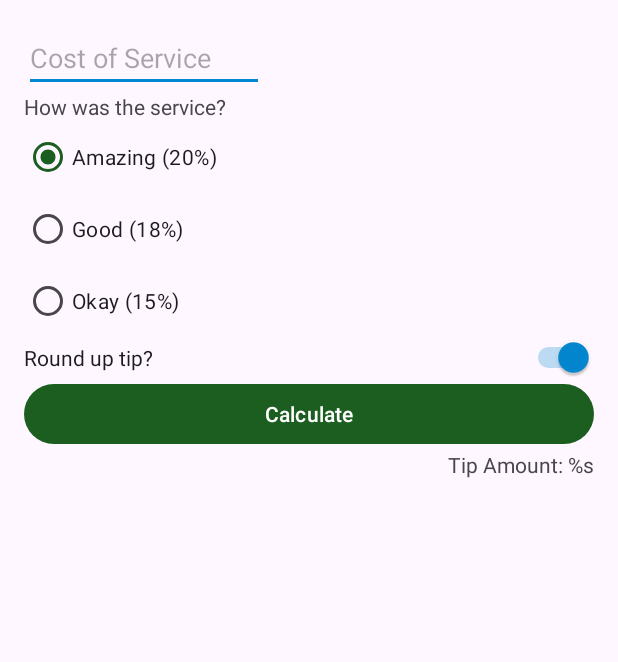
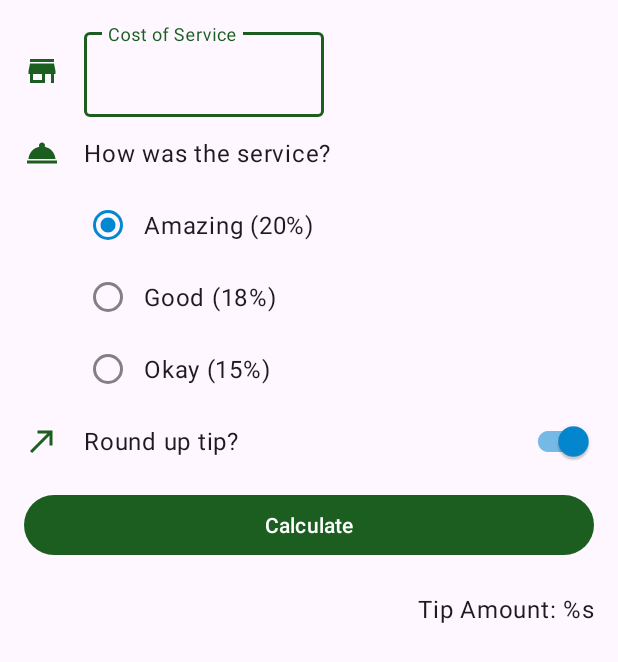
Before and after one commit to KosMarch/tip-time, an Android app: the screen it shows after launch (MainActivity), on a phone screen of 412 x 824 dp. Shown: the top 662 px of the screen. Run offline under Robolectric (Android 15) with nearby library versions, the phone set to English and light mode, and no system bars.

Commit message:
added design (#2)

```diff
--- a/app/build.gradle.kts
+++ b/app/build.gradle.kts
@@ -13,6 +13,7 @@ android {
         targetSdk = 33
         versionCode = 1
         versionName = "1.0"
+        vectorDrawables.useSupportLibrary = true
 
         testInstrumentationRunner = "androidx.test.runner.AndroidJUnitRunner"
     }
--- /dev/null
+++ b/app/src/main/res/drawable/ic_round_up.xml
@@ -0,0 +1,5 @@
+<vector android:autoMirrored="true" android:height="24dp"
+    android:tint="?attr/colorPrimary" android:viewportHeight="24"
+    android:viewportWidth="24" android:width="24dp" xmlns:android="http://schemas.android.com/apk/res/android">
+    <path android:fillColor="@android:color/white" android:pathData="M9,5v2h6.59L4,18.59 5.41,20 17,8.41V15h2V5z"/>
+</vector>
--- /dev/null
+++ b/app/src/main/res/drawable/ic_service.xml
@@ -0,0 +1,5 @@
+<vector android:height="24dp" android:tint="?attr/colorPrimary"
+    android:viewportHeight="24" android:viewportWidth="24"
+    android:width="24dp" xmlns:android="http://schemas.android.com/apk/res/android">
+    <path android:fillColor="@android:color/white" android:pathData="M2,17h20v2L2,19zM13.84,7.79c0.1,-0.24 0.16,-0.51 0.16,-0.79 0,-1.1 -0.9,-2 -2,-2s-2,0.9 -2,2c0,0.28 0.06,0.55 0.16,0.79C6.25,8.6 3.27,11.93 3,16h18c-0.27,-4.07 -3.25,-7.4 -7.16,-8.21z"/>
+</vector>
--- /dev/null
+++ b/app/src/main/res/drawable/ic_store.xml
@@ -0,0 +1,5 @@
+<vector android:height="24dp" android:tint="?attr/colorPrimary"
+    android:viewportHeight="24" android:viewportWidth="24"
+    android:width="24dp" xmlns:android="http://schemas.android.com/apk/res/android">
+    <path android:fillColor="@android:color/white" android:pathData="M20,4L4,4v2h16L20,4zM21,14v-2l-1,-5L4,7l-1,5v2h1v6h10v-6h4v6h2v-6h1zM12,18L6,18v-4h6v4z"/>
+</vector>
--- a/app/src/main/res/layout/activity_main.xml
+++ b/app/src/main/res/layout/activity_main.xml
@@ -1,27 +1,61 @@
 <?xml version="1.0" encoding="utf-8"?>
-<androidx.constraintlayout.widget.ConstraintLayout xmlns:android="http://schemas.android.com/apk/res/android"
+<ScrollView xmlns:android="http://schemas.android.com/apk/res/android"
     xmlns:app="http://schemas.android.com/apk/res-auto"
     xmlns:tools="http://schemas.android.com/tools"
     android:layout_width="match_parent"
-    android:layout_height="match_parent"
+    android:layout_height="match_parent">
+
+    <androidx.constraintlayout.widget.ConstraintLayout
+        android:layout_width="match_parent"
+        android:layout_height="wrap_content"
         android:padding="16dp"
         tools:context=".MainActivity">
 
-    <EditText
+        <ImageView
+            android:id="@+id/icon_cost_of_service"
+            android:layout_width="wrap_content"
+            android:layout_height="wrap_content"
+            android:importantForAccessibility="no"
+            app:layout_constraintBottom_toBottomOf="@+id/cost_of_service"
+            app:layout_constraintStart_toStartOf="parent"
+            app:layout_constraintTop_toTopOf="@+id/cost_of_service"
+            app:srcCompat="@drawable/ic_store" />
+
+        <com.google.android.material.textfield.TextInputLayout
             android:id="@+id/cost_of_service"
             android:layout_width="160dp"
             android:layout_height="wrap_content"
+            android:layout_marginStart="16dp"
             android:hint="@string/cost_of_service"
-        android:inputType="numberDecimal"
+            app:layout_constraintStart_toEndOf="@+id/icon_cost_of_service"
+            app:layout_constraintTop_toTopOf="parent">
+
+            <com.google.android.material.textfield.TextInputEditText
+                android:id="@+id/cost_of_service_edit_text"
+                android:layout_width="match_parent"
+                android:layout_height="wrap_content"
+                android:inputType="numberDecimal" />
+
+        </com.google.android.material.textfield.TextInputLayout>
+
+        <ImageView
+            android:id="@+id/icon_service_question"
+            android:layout_width="wrap_content"
+            android:layout_height="wrap_content"
+            android:importantForAccessibility="no"
+            app:layout_constraintBottom_toBottomOf="@id/service_question"
             app:layout_constraintStart_toStartOf="parent"
-        app:layout_constraintTop_toTopOf="parent" />
+            app:layout_constraintTop_toTopOf="@id/service_question"
+            app:srcCompat="@drawable/ic_service" />
 
         <TextView
             android:id="@+id/service_question"
+            style="@style/Widget.TipTime.TextView"
             android:layout_width="wrap_content"
             android:layout_height="wrap_content"
+            android:layout_marginStart="16dp"
             android:text="@string/how_was_the_service"
-        app:layout_constraintStart_toStartOf="parent"
+            app:layout_constraintStart_toEndOf="@+id/icon_service_question"
             app:layout_constraintTop_toBottomOf="@id/cost_of_service" />
 
         <RadioGroup
@@ -30,7 +64,7 @@
             android:layout_height="wrap_content"
             android:checkedButton="@id/option_twenty_percent"
             android:orientation="vertical"
-        app:layout_constraintStart_toStartOf="parent"
+            app:layout_constraintStart_toStartOf="@+id/service_question"
             app:layout_constraintTop_toBottomOf="@id/service_question">
 
             <RadioButton
@@ -53,20 +87,32 @@
 
         </RadioGroup>
 
-    <Switch
+        <ImageView
+            android:id="@+id/icon_round_up"
+            android:layout_width="wrap_content"
+            android:layout_height="wrap_content"
+            android:importantForAccessibility="no"
+            app:layout_constraintBottom_toBottomOf="@+id/round_up_switch"
+            app:layout_constraintStart_toStartOf="parent"
+            app:layout_constraintTop_toTopOf="@+id/round_up_switch"
+            app:srcCompat="@drawable/ic_round_up" />
+
+        <com.google.android.material.switchmaterial.SwitchMaterial
             android:id="@+id/round_up_switch"
             android:layout_width="0dp"
             android:layout_height="wrap_content"
+            android:layout_marginStart="16dp"
             android:checked="true"
             android:text="@string/round_up_tip"
             app:layout_constraintEnd_toEndOf="parent"
-        app:layout_constraintStart_toStartOf="@id/tip_options"
+            app:layout_constraintStart_toEndOf="@+id/icon_round_up"
             app:layout_constraintTop_toBottomOf="@id/tip_options" />
 
         <Button
             android:id="@+id/calculate_button"
             android:layout_width="0dp"
             android:layout_height="wrap_content"
+            android:layout_marginTop="8dp"
             android:text="@string/calculate"
             app:layout_constraintEnd_toEndOf="parent"
             app:layout_constraintStart_toStartOf="parent"
@@ -74,11 +120,15 @@
 
         <TextView
             android:id="@+id/tip_result"
+            style="@style/Widget.TipTime.TextView"
             android:layout_width="wrap_content"
             android:layout_height="wrap_content"
+            android:layout_marginTop="8dp"
             android:text="@string/tip_amount"
-        tools:text="Tip Amount: $10"
             app:layout_constraintEnd_toEndOf="parent"
-        app:layout_constraintTop_toBottomOf="@id/calculate_button" />
+            app:layout_constraintTop_toBottomOf="@+id/calculate_button"
+            tools:text="Tip Amount: $10" />
 
     </androidx.constraintlayout.widget.ConstraintLayout>
+
+</ScrollView>
--- a/app/src/main/res/values-night/themes.xml
+++ b/app/src/main/res/values-night/themes.xml
@@ -11,6 +11,12 @@
         <item name="colorOnSecondary">@color/black</item>
         <!-- Status bar color. -->
         <item name="android:statusBarColor" tools:targetApi="l">?attr/colorPrimaryVariant</item>
-        <!-- Customize your theme here. -->
+
+        <!-- Text input fields -->
+        <item name="textInputStyle">@style/Widget.MaterialComponents.TextInputLayout.OutlinedBox</item>
+        <!-- Radio buttons -->
+        <item name="radioButtonStyle">@style/Widget.TipTime.CompoundButton.RadioButton</item>
+        <!-- Switches -->
+        <item name="switchStyle">@style/Widget.TipTime.CompoundButton.Switch</item>
     </style>
 </resources>
--- /dev/null
+++ b/app/src/main/res/values/styles.xml
@@ -0,0 +1,20 @@
+<?xml version="1.0" encoding="utf-8"?>
+<resources>
+    <style name="Widget.TipTime.TextView" parent="Widget.MaterialComponents.TextView">
+        <item name="android:minHeight">48dp</item>
+        <item name="android:gravity">center_vertical</item>
+        <item name="android:textAppearance">?attr/textAppearanceBody1</item>
+    </style>
+
+    <style name="Widget.TipTime.CompoundButton.Switch" parent="Widget.MaterialComponents.CompoundButton.Switch">
+        <item name="android:minHeight">48dp</item>
+        <item name="android:gravity">center_vertical</item>
+        <item name="android:textAppearance">?attr/textAppearanceBody1</item>
+    </style>
+
+    <style name="Widget.TipTime.CompoundButton.RadioButton"
+        parent="Widget.MaterialComponents.CompoundButton.RadioButton">
+        <item name="android:paddingStart">8dp</item>
+        <item name="android:textAppearance">?attr/textAppearanceBody1</item>
+    </style>
+</resources>
--- a/app/src/main/res/values/themes.xml
+++ b/app/src/main/res/values/themes.xml
@@ -11,6 +11,14 @@
         <item name="colorOnSecondary">@color/black</item>
         <!-- Status bar color. -->
         <item name="android:statusBarColor" tools:targetApi="l">?attr/colorPrimaryVariant</item>
+
+        <!-- Text input fields -->
+        <item name="textInputStyle">@style/Widget.MaterialComponents.TextInputLayout.OutlinedBox</item>
+        <!-- Radio buttons -->
+        <item name="radioButtonStyle">@style/Widget.TipTime.CompoundButton.RadioButton</item>
+        <!-- Switches -->
+        <item name="switchStyle">@style/Widget.TipTime.CompoundButton.Switch</item>
+
     </style>
 
     <style name="Theme.TipTime" parent="Base.Theme.TipTime" />
```
Also changed, not shown: app/src/main/java/com/example/tiptime/MainActivity.kt (+18 -1 lines), app/src/main/res/drawable-anydpi-v26/ic_launcher_background.xml (added, +21 -0 lines), app/src/main/res/drawable-anydpi-v26/ic_launcher_foreground.xml (added, +9 -0 lines), app/src/main/res/drawable-v24/ic_launcher_foreground.xml (deleted, +0 -30 lines), app/src/main/res/drawable/ic_launcher_background.xml (deleted, +0 -170 lines). Lines whose indentation alone changed are shown as unchanged.
